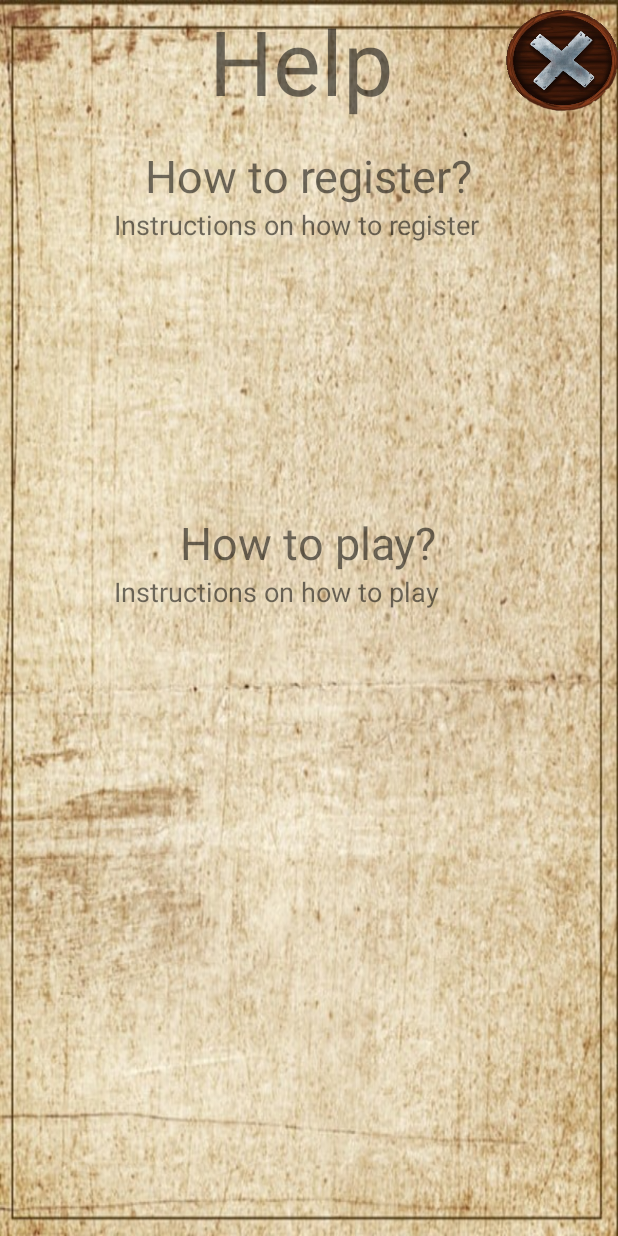
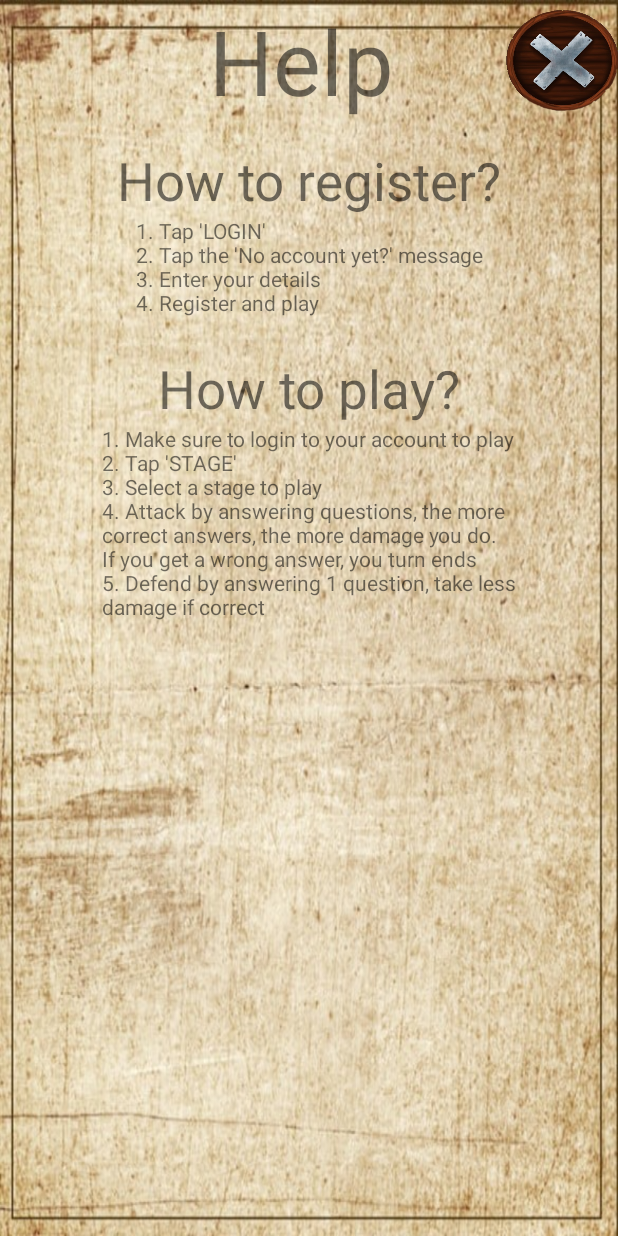
Before and after one commit to lukazio/340CT-Assignment-Group2, an Android app: the layout activity_instructure.xml on its own in the app's theme, with its tools: preview values and no code run, on a phone screen of 412 x 824 dp. Run offline under Robolectric (Android 15) with nearby library versions, the light colour scheme and no system bars; Roboto replaces fonts that are not available here.

Commit message:
Added instruction contents and sound effects on main menu

```diff
--- a/app/src/main/res/layout/activity_instructure.xml
+++ b/app/src/main/res/layout/activity_instructure.xml
@@ -27,7 +27,7 @@
         android:layout_marginTop="16dp"
         android:fontFamily="@font/sevillana"
         android:text="How to register?"
-        android:textSize="30dp"
+        android:textSize="35dp"
         app:layout_constraintEnd_toEndOf="parent"
         app:layout_constraintStart_toStartOf="parent"
         app:layout_constraintTop_toBottomOf="@+id/txn_help" />
@@ -39,7 +39,7 @@
         android:layout_marginTop="24dp"
         android:fontFamily="@font/sevillana"
         android:text="How to play?"
-        android:textSize="30dp"
+        android:textSize="35dp"
         app:layout_constraintEnd_toEndOf="@+id/txn_register_help"
         app:layout_constraintHorizontal_bias="0.495"
         app:layout_constraintStart_toStartOf="@+id/txn_register_help"
@@ -47,10 +47,10 @@
 
     <TextView
         android:id="@+id/txn_register_help"
-        android:layout_width="260dp"
-        android:layout_height="180dp"
-        android:text="Instructions on how to register"
-        android:textSize="18dp"
+        android:layout_width="wrap_content"
+        android:layout_height="wrap_content"
+        android:text="1. Tap 'LOGIN'\n2. Tap the 'No account yet?' message\n3. Enter your details\n4. Register and play"
+        android:textSize="14dp"
         app:layout_constraintEnd_toEndOf="parent"
         app:layout_constraintStart_toStartOf="parent"
         app:layout_constraintTop_toBottomOf="@+id/txn_how_to_register" />
@@ -65,10 +65,10 @@
 
     <TextView
         android:id="@+id/txn_play_help"
-        android:layout_width="260dp"
-        android:layout_height="180dp"
-        android:text="Instructions on how to play"
-        android:textSize="18dp"
+        android:layout_width="wrap_content"
+        android:layout_height="wrap_content"
+        android:text="1. Make sure to login to your account to play\n2. Tap 'STAGE'\n3. Select a stage to play\n4. Attack by answering questions, the more\ncorrect answers, the more damage you do.\nIf you get a wrong answer, you turn ends\n5. Defend by answering 1 question, take less\ndamage if correct"
+        android:textSize="14dp"
         app:layout_constraintEnd_toEndOf="parent"
         app:layout_constraintStart_toStartOf="parent"
         app:layout_constraintTop_toBottomOf="@+id/txn_how_to_play" />
--- a/app/src/main/res/layout/activity_main.xml
+++ b/app/src/main/res/layout/activity_main.xml
@@ -20,7 +20,6 @@
         android:layout_height="73dp"
         android:background="@drawable/custom_button"
         android:fontFamily="@font/medievalsharp"
-        android:onClick="onClick_btnTestLogin"
         android:text="login"
         android:textAllCaps="true"
         android:textColor="#8B0000"
@@ -57,7 +56,6 @@
         android:layout_height="73dp"
         android:background="@drawable/custom_button"
         android:fontFamily="@font/medievalsharp"
-        android:onClick="onClick_btnTestStage"
         android:text="stage"
         android:textAllCaps="true"
         android:textColor="#8B0000"
```
Also changed, not shown: app/src/main/java/com/example/mathrpg/MainActivity.java (+38 -11 lines), 2 other files.
